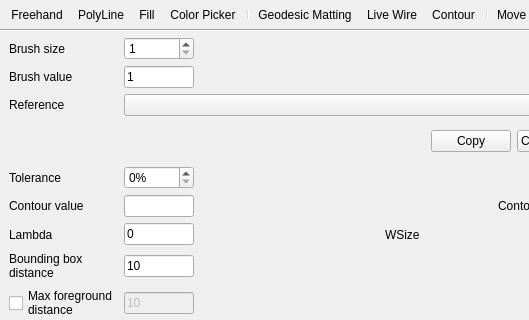
Qt form freeview/ToolWindowEdit.ui (freesurfer/freesurfer) before a commit; both pictures show x 0 to 529 and y 0 to 320 of the 709 by 950 pixel window.
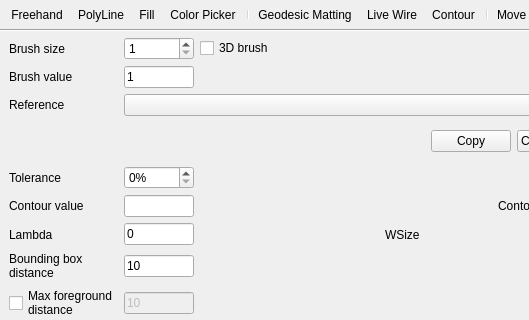
The same form after that commit. Icons and pictures are not drawn. Custom widgets are drawn as their Qt base class.

Commit message: 3d brush.

Diff of the .ui file:
```diff
--- a/freeview/ToolWindowEdit.ui
+++ b/freeview/ToolWindowEdit.ui
@@ -416,6 +416,13 @@
          </property>
         </widget>
        </item>
+       <item row="0" column="2">
+         <widget class="QCheckBox" name="checkBox3DBrush">
+         <property name="text">
+         <string>3D brush</string>
+         </property>
+         </widget>
+       </item>
        <item row="7" column="5">
         <widget class="QSpinBox" name="spinBoxGeoWsize">
          <property name="suffix">
```
Left out of the diff: 16 changed lines with no effect on the pictures. The commit also changes 11 other files.
